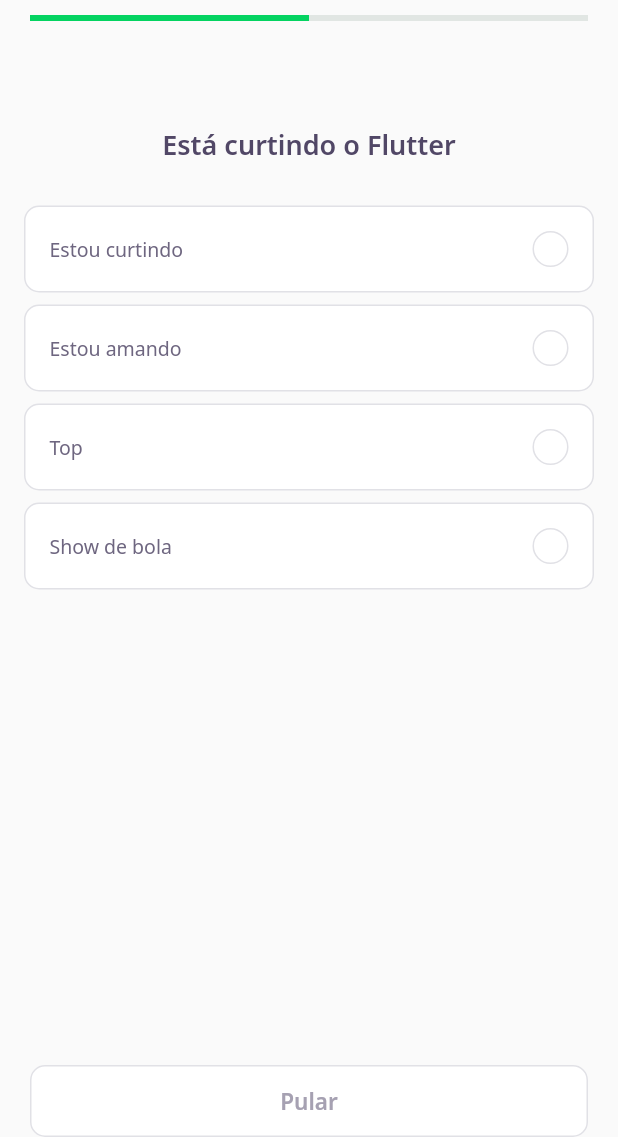
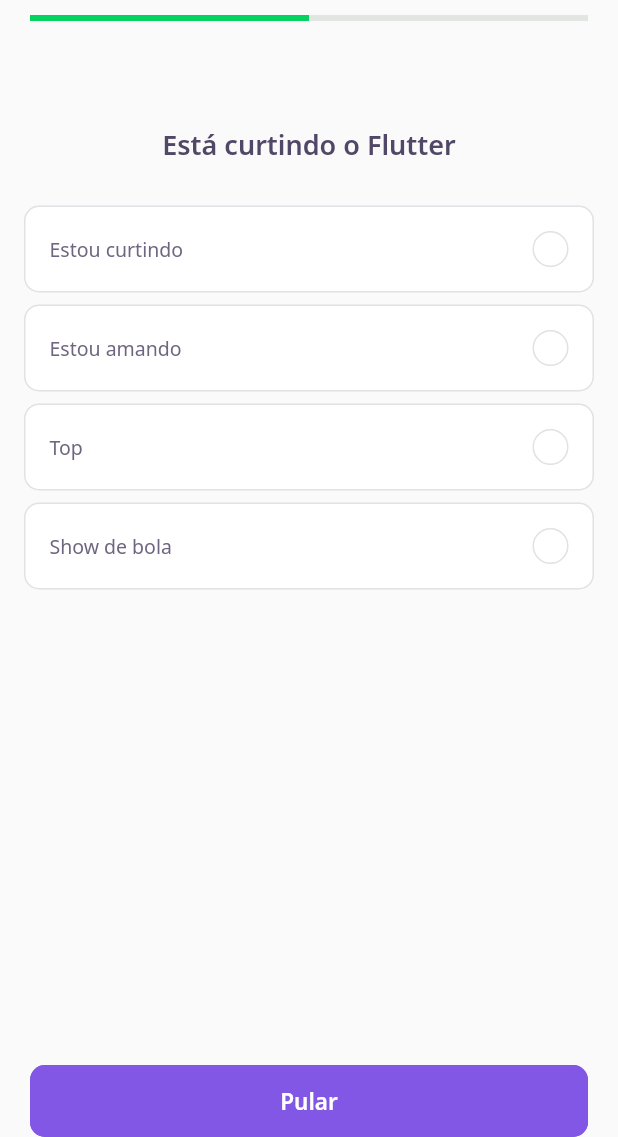
Before and after one commit to cintiafumi/devquiz, a Flutter app: the screen it shows after launch, after a tap on "NLW 5 Flutter", on a phone screen of 412 x 824 dp, the part 99-1236 px from its top. Run offline on Flutter 3.47's test engine with Material 2 defaults, Android fonts, the phone set to English and light mode, and no system bars; our stand-ins replace google_fonts; accounts and stored records are empty; network calls fail.

Commit message:
♻️  refac: Add text button

```diff
--- a/lib/challenge/widgets/next_button/next_button_widget.dart
+++ b/lib/challenge/widgets/next_button/next_button_widget.dart
@@ -27,7 +27,7 @@ class NextButtonWidget extends StatelessWidget {
         this.borderColor = AppColors.darkGreen,
         this.onTap = onTap;
 
-  NextButtonWidget.secondary({
+  NextButtonWidget.outlined({
     required String label,
     required VoidCallback onTap,
   })
@@ -35,6 +35,26 @@ class NextButtonWidget extends StatelessWidget {
         this.fontColor = AppColors.lightGrey,
         this.label = label,
         this.borderColor = AppColors.border,
+        this.onTap = onTap;
+
+  NextButtonWidget.secondary({
+    required String label,
+    required VoidCallback onTap,
+  })
+      : this.backgroundColor = AppColors.purple,
+        this.fontColor = AppColors.white,
+        this.label = label,
+        this.borderColor = AppColors.purple,
+        this.onTap = onTap;
+
+  NextButtonWidget.text({
+    required String label,
+    required VoidCallback onTap,
+  })
+      : this.backgroundColor = Colors.transparent,
+        this.fontColor = AppColors.grey,
+        this.label = label,
+        this.borderColor = Colors.transparent,
         this.onTap = onTap;
 
   @override
```
